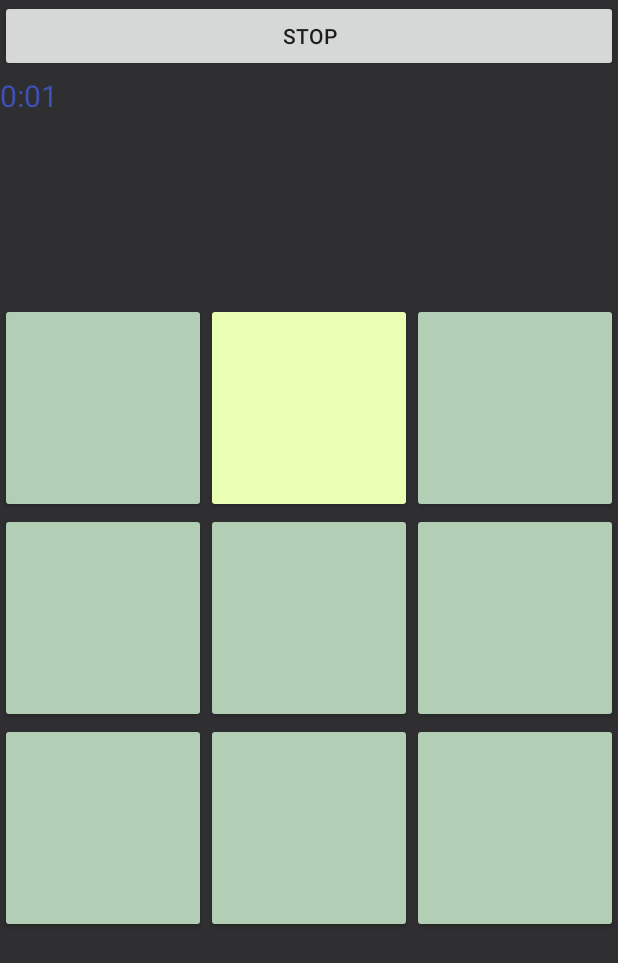
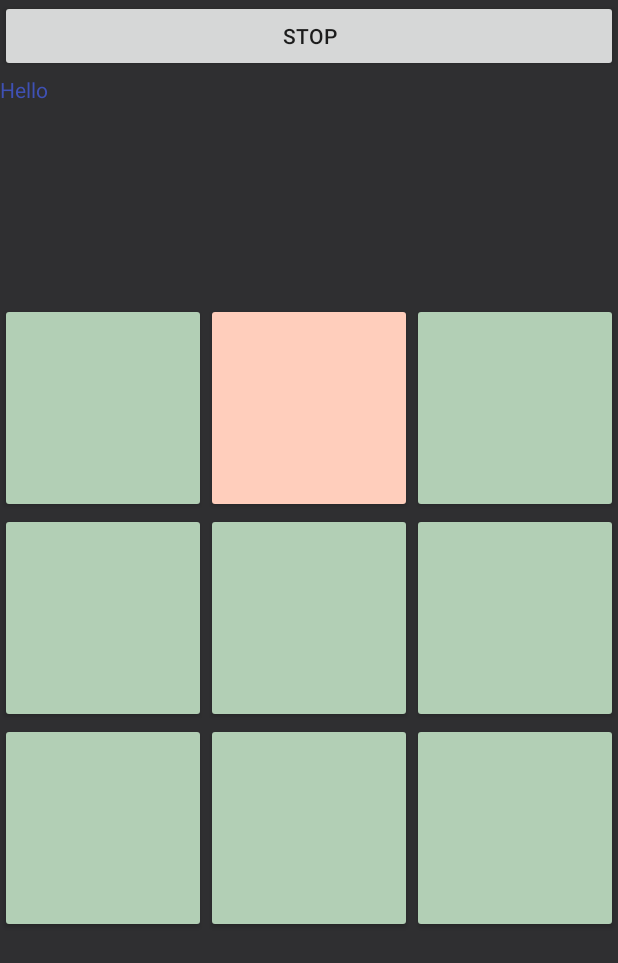
Before and after one commit to JamesZhaoLu/AndroidGameDeltaHacks, an Android app: the screen it shows after launch (MainActivity), after a tap on "START", on a phone screen of 412 x 824 dp. Shown: the top 963 px of the screen. Run offline under Robolectric (Android 15) with nearby library versions, the phone set to English and light mode, and no system bars; 2 other taps on this screen came first.

Commit message:
Wate Code that caused crashes

```diff
--- a/lacasadepappi/app/src/main/java/com/example/jameslu/lacasadepappi/MainActivity.java
+++ b/lacasadepappi/app/src/main/java/com/example/jameslu/lacasadepappi/MainActivity.java
@@ -37,8 +37,8 @@ public class MainActivity extends AppCompatActivity {
     ArrayList<Button> buttons = new ArrayList<Button>();
 
     // ArrayList of Colours
-    ArrayList<String> coulours = new ArrayList<String>(Arrays.asList("#ffbcbc", "#ffcebc", "#fff0b2", "#e9ffb2",
-            "#c7ffb2", "#b2f7b7", "#b1f7e1", "#b1f7f7", "#b1dbf7", "#b1bbf7", "#cdb1f7", "#eab1f7", "#f7b1f0", "#f7b1d8", "#f7b1b1"));
+    ArrayList<String> coulours = new ArrayList<String>(Arrays.asList("#ffbcbc", "#ffcebc","#ffddbc", "#ffcebc", "#fff0b2",
+            "#e9ffb2","#c7ffb2", "#b2f7b7", "#b1f7e1", "#b1f7f7", "#b1dbf7", "#b1bbf7", "#cdb1f7", "#eab1f7", "#f7b1f0", "#f7b1d8", "#f7b1b1"));
 
     //counts number
     int counter = 0;
@@ -64,8 +64,6 @@ public class MainActivity extends AppCompatActivity {
             int minutes = seconds / 60;
             seconds = seconds % 60;
 
-            timerTextView.setText(String.format("%d:%02d", minutes, seconds));
-
             timerHandler.postDelayed(this, 500);
 
             // get next int!
@@ -74,10 +72,10 @@ public class MainActivity extends AppCompatActivity {
             // put it in the sequence
 
 
-            if (seconds % 2 == 0){
+            if (seconds % 3 == 0){
                 sequence.add(n);
                 buttons.get(n).getBackground().setColorFilter(Color.parseColor(coulours.get(counter)), PorterDuff.Mode.DARKEN);
-                if (counter == 14) counter = 0;
+                if (counter == 16) counter = 0;
                 else counter++;
                 prev = n;
             }
--- a/lacasadepappi/app/src/main/res/layout/activity_main.xml
+++ b/lacasadepappi/app/src/main/res/layout/activity_main.xml
@@ -13,7 +13,6 @@
     <!-- To see Time -->
     <TextView
         android:layout_marginTop="50dp"
-        android:textSize="20dp"
         android:text = "Hello"
         android:textColor="@color/colorPrimary"
         android:id="@+id/timerTextView"
```
